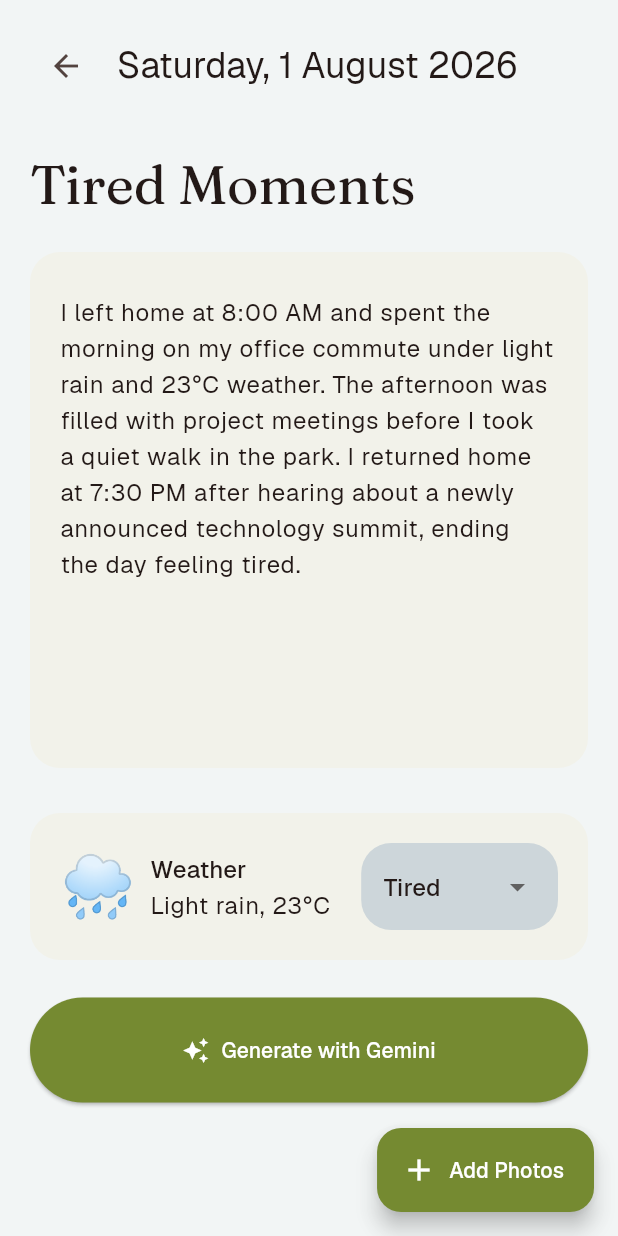
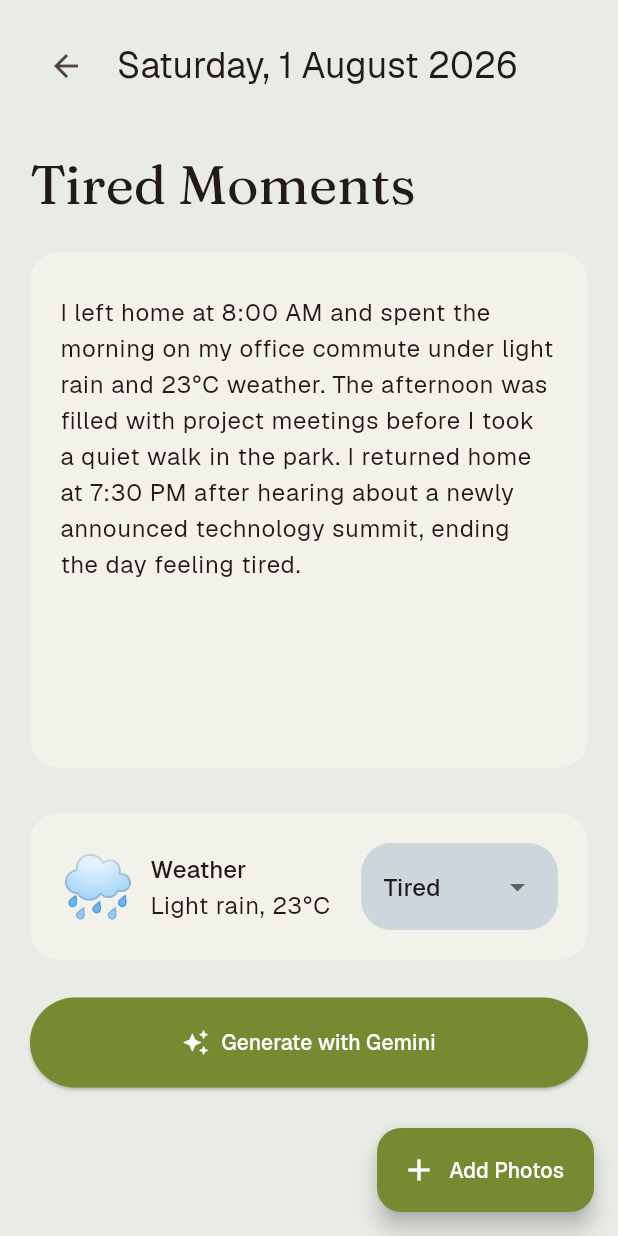
Before and after one commit to PathakPranshu/chronologe_poc, a Flutter app: the screen it shows after launch, after a tap on an icon or button, on a phone screen of 412 x 824 dp. Run offline on Flutter 3.47's test engine with Material 3 defaults, Android fonts, the phone set to English and light mode, and no system bars; our stand-ins replace google_fonts, hive_ce_flutter, image_picker; accounts and stored records are empty.

Commit message:
Mobile UI Fix
Fixed color and render issues

```diff
--- a/lib/screens/entry.dart
+++ b/lib/screens/entry.dart
@@ -136,6 +136,10 @@ class _EntryState extends State<Entry> {
   @override
   Widget build(BuildContext context) {
     Color moodColor = CustomTheme.getMoodColor(selectedMood);
+    Color backgroundColor = Color.alphaBlend(
+      moodColor.withValues(alpha: 0.25),
+      Theme.of(context).colorScheme.surface,
+    );
 
     List images = diaryEntry?['images_data'] ?? [];
 
@@ -144,7 +148,7 @@ class _EntryState extends State<Entry> {
     );
 
     return Scaffold(
-      backgroundColor: moodColor.withValues(alpha: 0.25),
+      backgroundColor: backgroundColor,
       body: SafeArea(
         child: SingleChildScrollView(
           padding: const EdgeInsets.all(20),
@@ -360,7 +364,7 @@ class _EntryState extends State<Entry> {
                   style: ElevatedButton.styleFrom(
                     backgroundColor: mySecondary,
                     foregroundColor: Colors.white,
-                    padding: const EdgeInsets.all(25),
+                    padding: const EdgeInsets.all(20),
                   ),
 
                   icon: const Icon(Icons.auto_awesome),
--- a/lib/screens/timeline.dart
+++ b/lib/screens/timeline.dart
@@ -115,8 +115,10 @@ class _TimelineState extends State<Timeline> {
                         ),
                       ),
 
+                      child: FittedBox(
+                        fit: BoxFit.scaleDown,
                         child: Column(
-                        mainAxisAlignment: MainAxisAlignment.center,
+                          mainAxisSize: MainAxisSize.min,
                           children: [
                             // Show the day number
                             Text(
@@ -133,7 +135,8 @@ class _TimelineState extends State<Timeline> {
                                 fontSize: 22,
                               ),
                             ),
-                        ]
+                          ],
+                        ),
                       ),
                     ),
                   )
```
Lines whose indentation alone changed are shown as unchanged.
